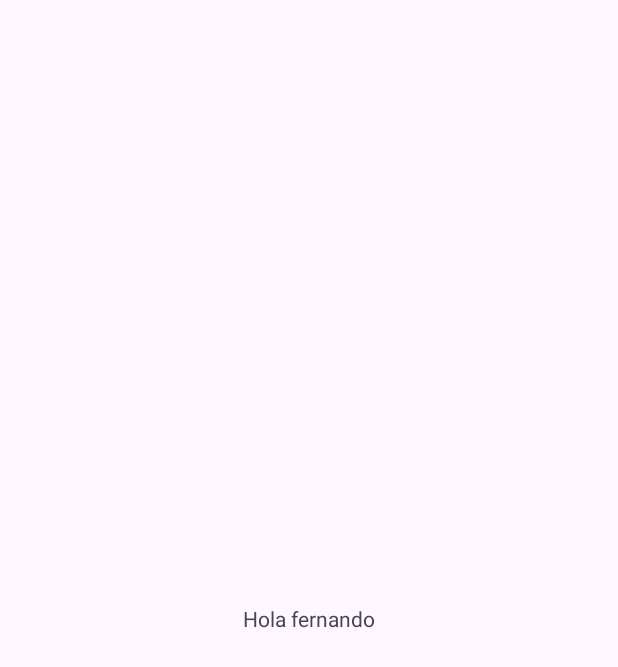
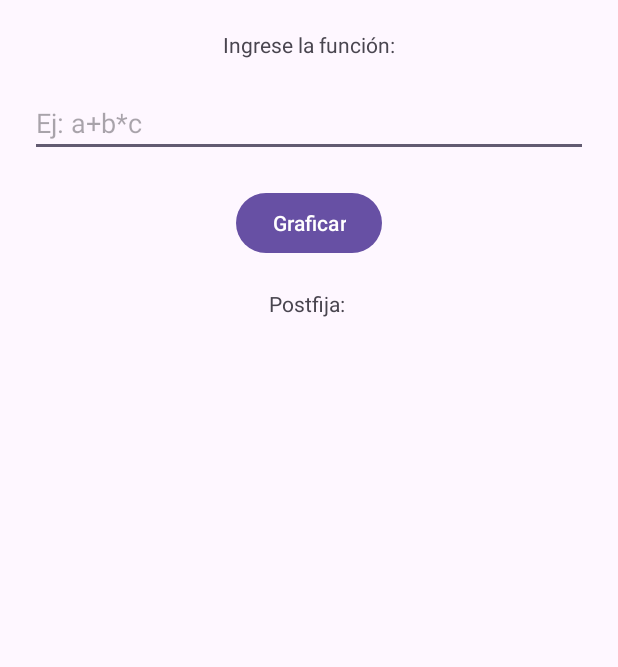
Before and after one commit to FernandoReyes04/GraficadorApp, an Android app: the screen it shows after launch (MainActivity), on a phone screen of 412 x 824 dp. Before the commit the part shown is almost empty. Shown: the top 667 px of the screen. Run offline under Robolectric (Android 15) with nearby library versions, the phone set to English and light mode, and no system bars.

```diff
--- a/app/src/main/java/com/example/graficadorapp/MainActivity.kt
+++ b/app/src/main/java/com/example/graficadorapp/MainActivity.kt
@@ -1,20 +1,31 @@
 package com.example.graficadorapp
 
 import android.os.Bundle
+import android.widget.Button
+import android.widget.EditText
+import android.widget.TextView
 import androidx.activity.enableEdgeToEdge
 import androidx.appcompat.app.AppCompatActivity
-import androidx.core.view.ViewCompat
-import androidx.core.view.WindowInsetsCompat
 
-class MainActivity : AppCompatActivity() {
+class MainActivity : AppCompatActivity() { // Elimina la palabra "abstract"
     override fun onCreate(savedInstanceState: Bundle?) {
         super.onCreate(savedInstanceState)
         enableEdgeToEdge()
         setContentView(R.layout.activity_main)
-        ViewCompat.setOnApplyWindowInsetsListener(findViewById(R.id.main)) { v, insets ->
-            val systemBars = insets.getInsets(WindowInsetsCompat.Type.systemBars())
-            v.setPadding(systemBars.left, systemBars.top, systemBars.right, systemBars.bottom)
-            insets
+
+        // 🔹 Buscar los elementos de la interfaz
+        val etFuncion = findViewById<EditText>(R.id.etFuncion)
+        val btnGraficar = findViewById<Button>(R.id.btnGraficar)
+        val tvResultado = findViewById<TextView>(R.id.tvResultado)
+
+        // 🔹 Crear una instancia de Graficador
+        val graficador = Graficador()
+
+        // 🔹 Configurar el botón
+        btnGraficar.setOnClickListener {
+            val expresion = etFuncion.text.toString() // Obtener la expresión del usuario
+            val resultado = graficador.infijaAPostfija(expresion) // Convertir a postfija
+            tvResultado.text = "Postfija: $resultado" // Mostrar resultado
         }
     }
 }
--- a/app/src/main/res/layout/activity_main.xml
+++ b/app/src/main/res/layout/activity_main.xml
@@ -8,12 +8,43 @@
     tools:context=".MainActivity">
 
     <TextView
+        android:id="@+id/tvTitulo"
         android:layout_width="wrap_content"
         android:layout_height="wrap_content"
-        android:text="Hola fernando"
-        app:layout_constraintBottom_toBottomOf="parent"
+        android:text="Ingrese la función:"
+        app:layout_constraintTop_toTopOf="parent"
+        app:layout_constraintStart_toStartOf="parent"
         app:layout_constraintEnd_toEndOf="parent"
+        android:layout_marginTop="20dp"/>
+
+    <EditText
+        android:id="@+id/etFuncion"
+        android:layout_width="0dp"
+        android:layout_height="wrap_content"
+        android:hint="Ej: a+b*c"
+        app:layout_constraintTop_toBottomOf="@id/tvTitulo"
         app:layout_constraintStart_toStartOf="parent"
-        app:layout_constraintTop_toTopOf="parent"/>
+        app:layout_constraintEnd_toEndOf="parent"
+        android:layout_margin="20dp"/>
+
+    <Button
+        android:id="@+id/btnGraficar"
+        android:layout_width="wrap_content"
+        android:layout_height="wrap_content"
+        android:text="Graficar"
+        app:layout_constraintTop_toBottomOf="@id/etFuncion"
+        app:layout_constraintStart_toStartOf="parent"
+        app:layout_constraintEnd_toEndOf="parent"
+        android:layout_marginTop="20dp"/>
+
+    <TextView
+        android:id="@+id/tvResultado"
+        android:layout_width="wrap_content"
+        android:layout_height="wrap_content"
+        android:text="Postfija: "
+        app:layout_constraintTop_toBottomOf="@id/btnGraficar"
+        app:layout_constraintStart_toStartOf="parent"
+        app:layout_constraintEnd_toEndOf="parent"
+        android:layout_marginTop="20dp"/>
 
 </androidx.constraintlayout.widget.ConstraintLayout>
```
Also changed, not shown: app/build.gradle.kts (+14 -3 lines), app/src/main/java/com/example/graficadorapp/Graficador.kt (added, +51 -0 lines).
